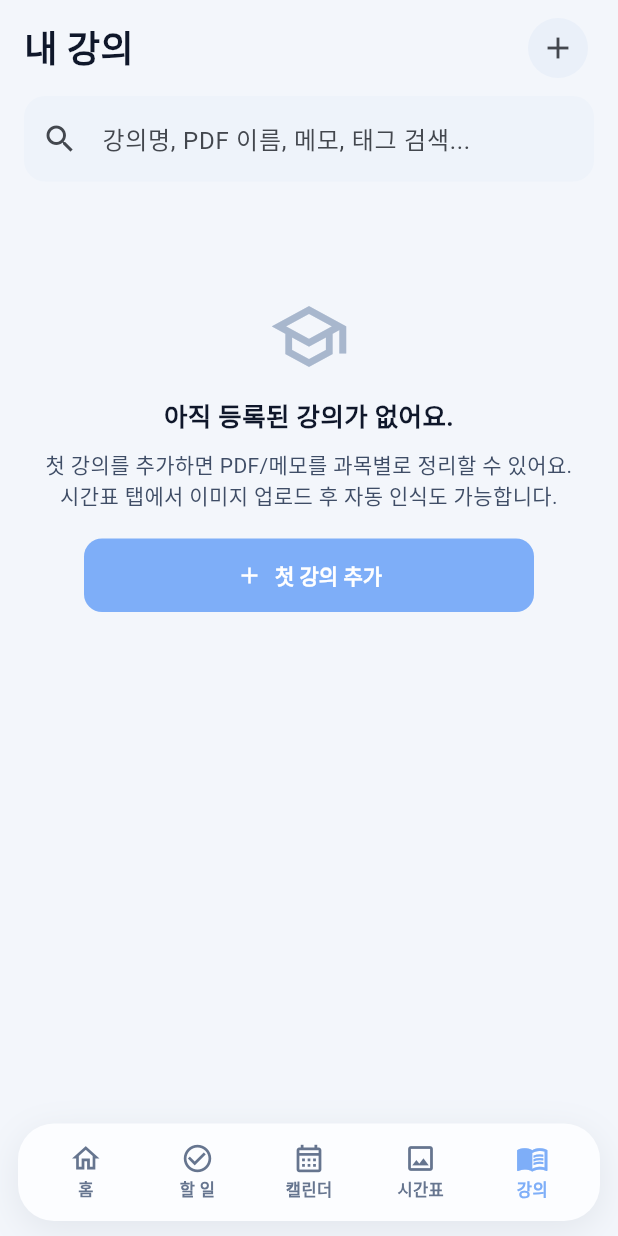
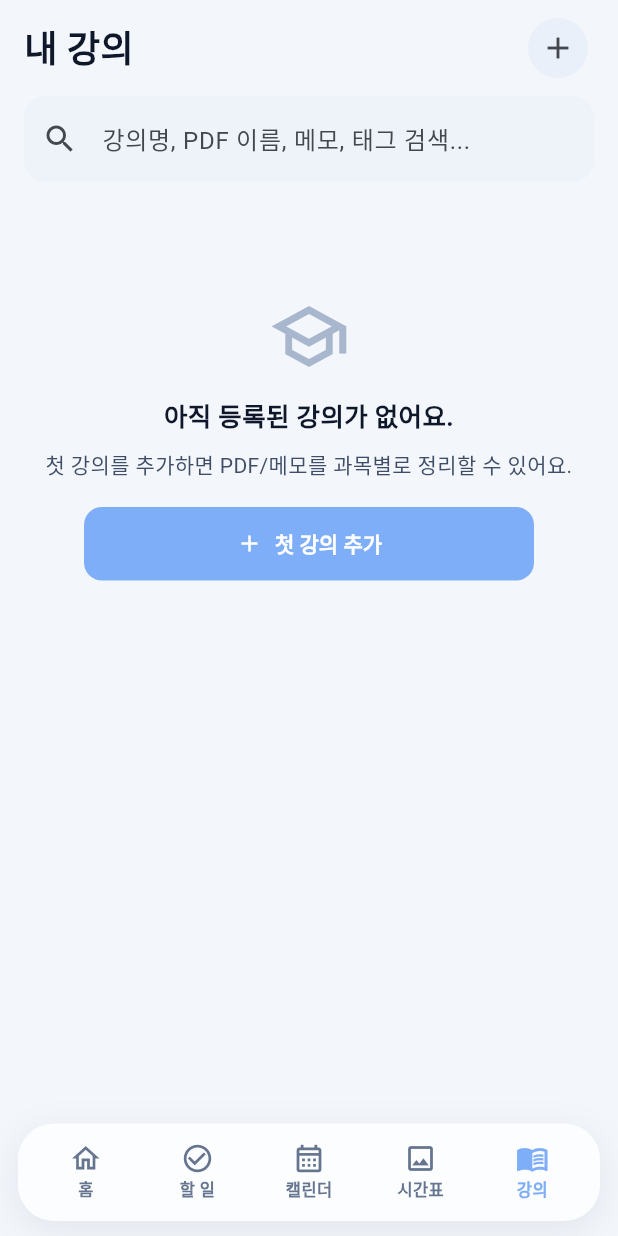
Before and after one commit to minwoo-khu/Campusmate, a Flutter app: the screen it shows after launch, item 5 of the bottom bar chosen, on a phone screen of 412 x 824 dp. Run offline on Flutter 3.47's test engine with Material 3 defaults, Android fonts, the light colour scheme and no system bars; our stand-ins replace file_picker, flutter_local_notifications, flutter_timezone, google_mobile_ads, hive, hive_flutter and 4 more; missing offline and left inert: cryptography, google_mlkit_text_recognition, home_widget, pdfx; accounts and stored records are empty.

Commit message:
fix: remove outdated timetable auto-recognition hint

```diff
--- a/apps/mobile/lib/features/courses/course_screen.dart
+++ b/apps/mobile/lib/features/courses/course_screen.dart
@@ -273,7 +273,7 @@ class _CourseScreenState extends State<CourseScreen> {
         const SizedBox(height: 8),
         Text(
           _t(
-            '첫 강의를 추가하면 PDF/메모를 과목별로 정리할 수 있어요.\n시간표 탭에서 이미지 업로드 후 자동 인식도 가능합니다.',
+            '첫 강의를 추가하면 PDF/메모를 과목별로 정리할 수 있어요.',
             'Add your first course to organize PDFs and notes.',
           ),
           textAlign: TextAlign.center,
```
